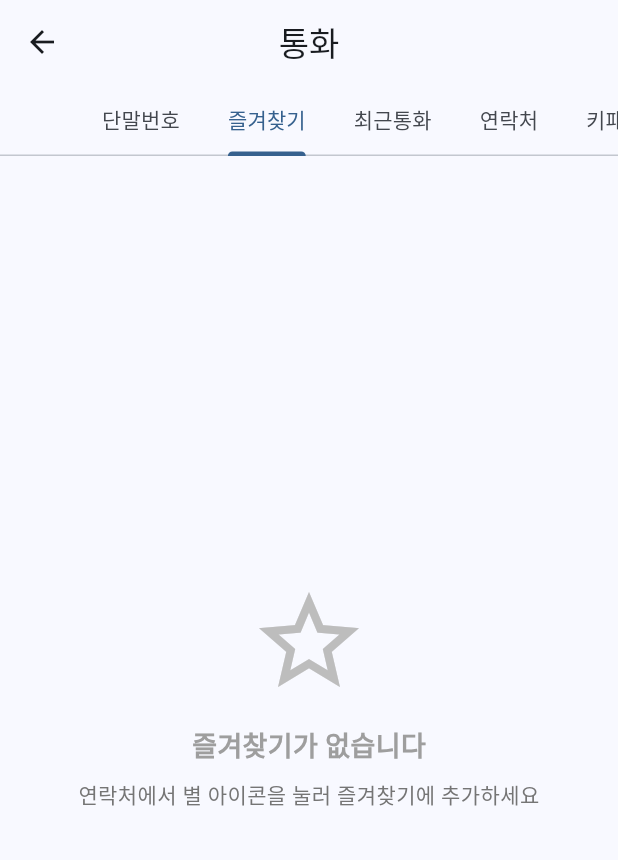
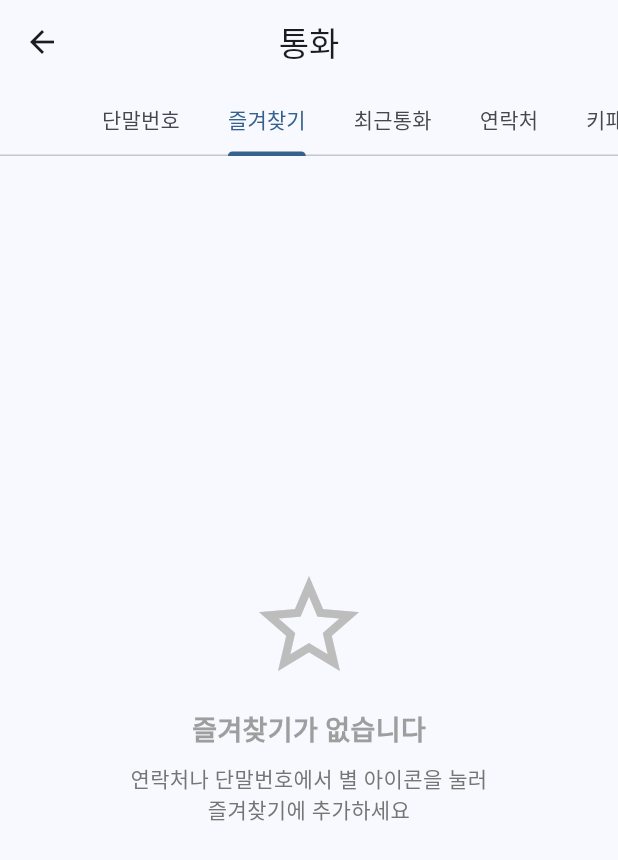
Before and after one commit to ringneck/makecall, a Flutter app: the CallTab screen opened directly, tab 2 chosen, on a phone screen of 412 x 824 dp. Shown: the top 860 px of the screen. Run offline on Flutter 3.47's test engine with Material 3 defaults, Android fonts, the phone set to English and light mode, and no system bars; our stand-ins replace cloud_firestore, firebase_auth, firebase_core, firebase_storage, flutter_contacts, image_picker and 3 more; accounts and stored records are empty; network calls fail.

Commit message:
Display phonebook favorites in favorites tab
Favorites Tab Enhancement:
- Add dual stream support for both contacts and phonebook
- Display phonebook favorites in favorites tab
- Show contact favorites in favorites tab
- Section headers for each type (단말번호/연락처)

UI Improvements:
- Section header with icon and count
- Phonebook section: phone_android icon (green)
- Contact section: contacts icon (blue)
- Empty state message updated for both types
- Proper list organization with sections

Phonebook Contact Display:
- Add _buildPhonebookContactListTile() function
- Show amber star avatar for favorites
- Display category badge (단말번호/기능번호)
- Show telephone and company info
- Quick call button on tap

Implementation:
- Nested StreamBuilder for dual data sources
- Combine phonebook and contact favorites
- Display count for each section
- Proper empty state handling
- Call method dialog integration

```diff
--- a/lib/screens/call/call_tab.dart
+++ b/lib/screens/call/call_tab.dart
@@ -5,6 +5,7 @@ import '../../services/database_service.dart';
 import '../../services/mobile_contacts_service.dart';
 import '../../models/contact_model.dart';
 import '../../models/call_history_model.dart';
+import '../../models/phonebook_model.dart';
 import 'dialpad_screen.dart';
 import 'phonebook_tab.dart';
 import '../../widgets/call_method_dialog.dart';
@@ -74,16 +75,24 @@ class _CallTabState extends State<CallTab> with SingleTickerProviderStateMixin {
   Widget _buildFavoritesTab() {
     final userId = context.watch<AuthService>().currentUser?.uid ?? '';
 
+    // 연락처와 단말번호 즐겨찾기를 모두 표시
     return StreamBuilder<List<ContactModel>>(
       stream: _databaseService.getFavoriteContacts(userId),
-      builder: (context, snapshot) {
-        if (snapshot.connectionState == ConnectionState.waiting) {
+      builder: (context, contactSnapshot) {
+        return StreamBuilder<List<PhonebookContactModel>>(
+          stream: _databaseService.getFavoritePhonebookContacts(userId),
+          builder: (context, phonebookSnapshot) {
+            if (contactSnapshot.connectionState == ConnectionState.waiting ||
+                phonebookSnapshot.connectionState == ConnectionState.waiting) {
               return const Center(child: CircularProgressIndicator());
             }
 
-        final favorites = snapshot.data ?? [];
+            final contactFavorites = contactSnapshot.data ?? [];
+            final phonebookFavorites = phonebookSnapshot.data ?? [];
 
-        if (favorites.isEmpty) {
+            final totalCount = contactFavorites.length + phonebookFavorites.length;
+
+            if (totalCount == 0) {
               return Center(
                 child: Column(
                   mainAxisAlignment: MainAxisAlignment.center,
@@ -100,7 +109,7 @@ class _CallTabState extends State<CallTab> with SingleTickerProviderStateMixin {
                     ),
                     const SizedBox(height: 8),
                     Text(
-                  '연락처에서 별 아이콘을 눌러 즐겨찾기에 추가하세요',
+                      '연락처나 단말번호에서 별 아이콘을 눌러\n즐겨찾기에 추가하세요',
                       textAlign: TextAlign.center,
                       style: TextStyle(
                         fontSize: 14,
@@ -112,11 +121,53 @@ class _CallTabState extends State<CallTab> with SingleTickerProviderStateMixin {
               );
             }
 
-        return ListView.builder(
-          itemCount: favorites.length,
-          itemBuilder: (context, index) {
-            final contact = favorites[index];
-            return _buildContactListTile(contact);
+            return ListView(
+              children: [
+                // 단말번호 즐겨찾기 섹션
+                if (phonebookFavorites.isNotEmpty) ...[
+                  Padding(
+                    padding: const EdgeInsets.fromLTRB(16, 16, 16, 8),
+                    child: Row(
+                      children: [
+                        const Icon(Icons.phone_android, size: 20, color: Colors.green),
+                        const SizedBox(width: 8),
+                        Text(
+                          '단말번호 (${phonebookFavorites.length})',
+                          style: TextStyle(
+                            fontSize: 14,
+                            fontWeight: FontWeight.w600,
+                            color: Colors.grey[700],
+                          ),
+                        ),
+                      ],
+                    ),
+                  ),
+                  ...phonebookFavorites.map((contact) => _buildPhonebookContactListTile(contact)),
+                ],
+
+                // 연락처 즐겨찾기 섹션
+                if (contactFavorites.isNotEmpty) ...[
+                  Padding(
+                    padding: const EdgeInsets.fromLTRB(16, 16, 16, 8),
+                    child: Row(
+                      children: [
+                        const Icon(Icons.contacts, size: 20, color: Colors.blue),
+                        const SizedBox(width: 8),
+                        Text(
+                          '연락처 (${contactFavorites.length})',
+                          style: TextStyle(
+                            fontSize: 14,
+                            fontWeight: FontWeight.w600,
+                            color: Colors.grey[700],
+                          ),
+                        ),
+                      ],
+                    ),
+                  ),
+                  ...contactFavorites.map((contact) => _buildContactListTile(contact)),
+                ],
+              ],
+            );
           },
         );
       },
@@ -670,4 +721,71 @@ class _CallTabState extends State<CallTab> with SingleTickerProviderStateMixin {
       }
     }
   }
+
+  // 단말번호 연락처 리스트 타일
+  Widget _buildPhonebookContactListTile(PhonebookContactModel contact) {
+    Color categoryColor = Colors.blue;
+    IconData categoryIcon = Icons.phone;
+
+    if (contact.category == 'Extensions') {
+      categoryColor = Colors.green;
+      categoryIcon = Icons.phone_android;
+    } else if (contact.category == 'Feature Codes') {
+      categoryColor = Colors.orange;
+      categoryIcon = Icons.star;
     }
+
+    return ListTile(
+      leading: CircleAvatar(
+        backgroundColor: Colors.amber[100],
+        child: Icon(Icons.star, color: Colors.amber[700]),
+      ),
+      title: Row(
+        children: [
+          Expanded(
+            child: Text(
+              contact.name,
+              style: const TextStyle(fontWeight: FontWeight.w600),
+            ),
+          ),
+          Container(
+            padding: const EdgeInsets.symmetric(horizontal: 8, vertical: 4),
+            decoration: BoxDecoration(
+              color: categoryColor.withAlpha(26),
+              borderRadius: BorderRadius.circular(4),
+              border: Border.all(color: categoryColor.withAlpha(77)),
+            ),
+            child: Text(
+              contact.categoryDisplay,
+              style: TextStyle(
+                fontSize: 11,
+                color: categoryColor,
+                fontWeight: FontWeight.w600,
+              ),
+            ),
+          ),
+        ],
+      ),
+      subtitle: Column(
+        crossAxisAlignment: CrossAxisAlignment.start,
+        children: [
+          Text(
+            contact.telephone,
+            style: const TextStyle(fontWeight: FontWeight.w500),
+          ),
+          if (contact.company != null)
+            Text(
+              contact.company!,
+              style: TextStyle(fontSize: 12, color: Colors.grey[600]),
+            ),
+        ],
+      ),
+      trailing: IconButton(
+        icon: const Icon(Icons.phone, color: Color(0xFF2196F3)),
+        onPressed: () => _showCallMethodDialog(contact.telephone),
+        tooltip: '전화 걸기',
+      ),
+      onTap: () => _showCallMethodDialog(contact.telephone),
+    );
+  }
+}
```
Lines whose indentation alone changed are shown as unchanged.
